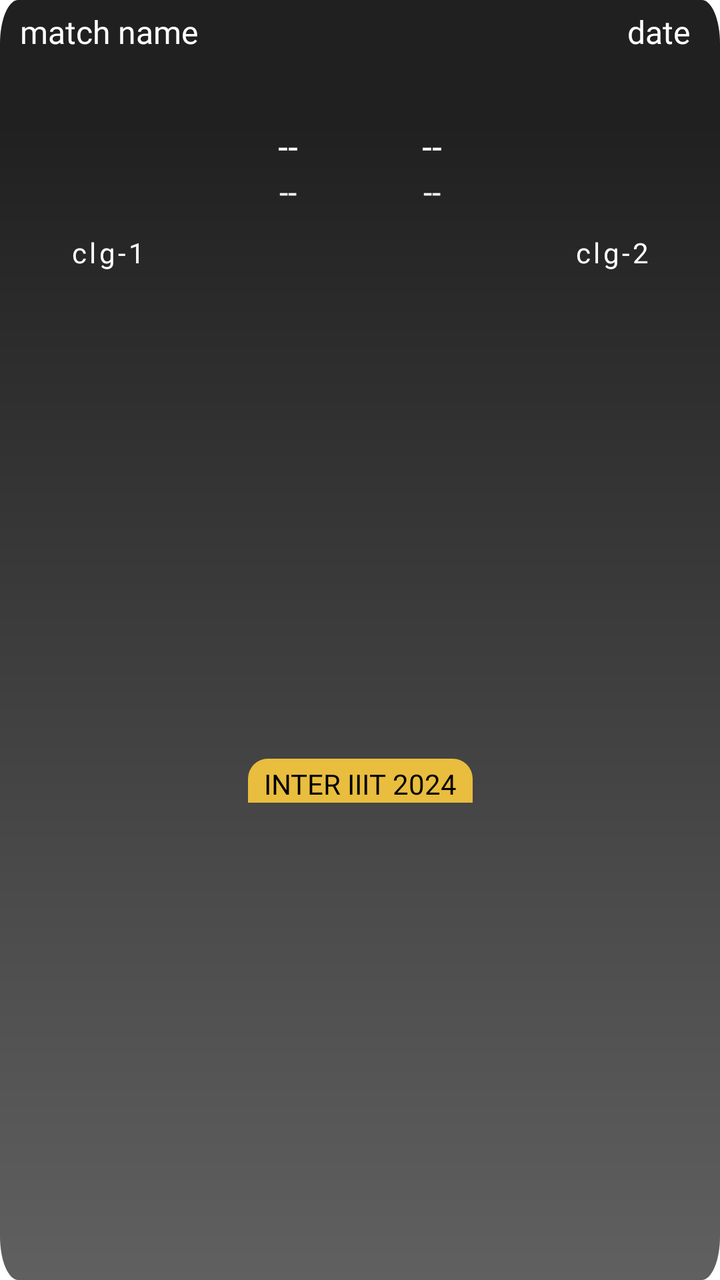
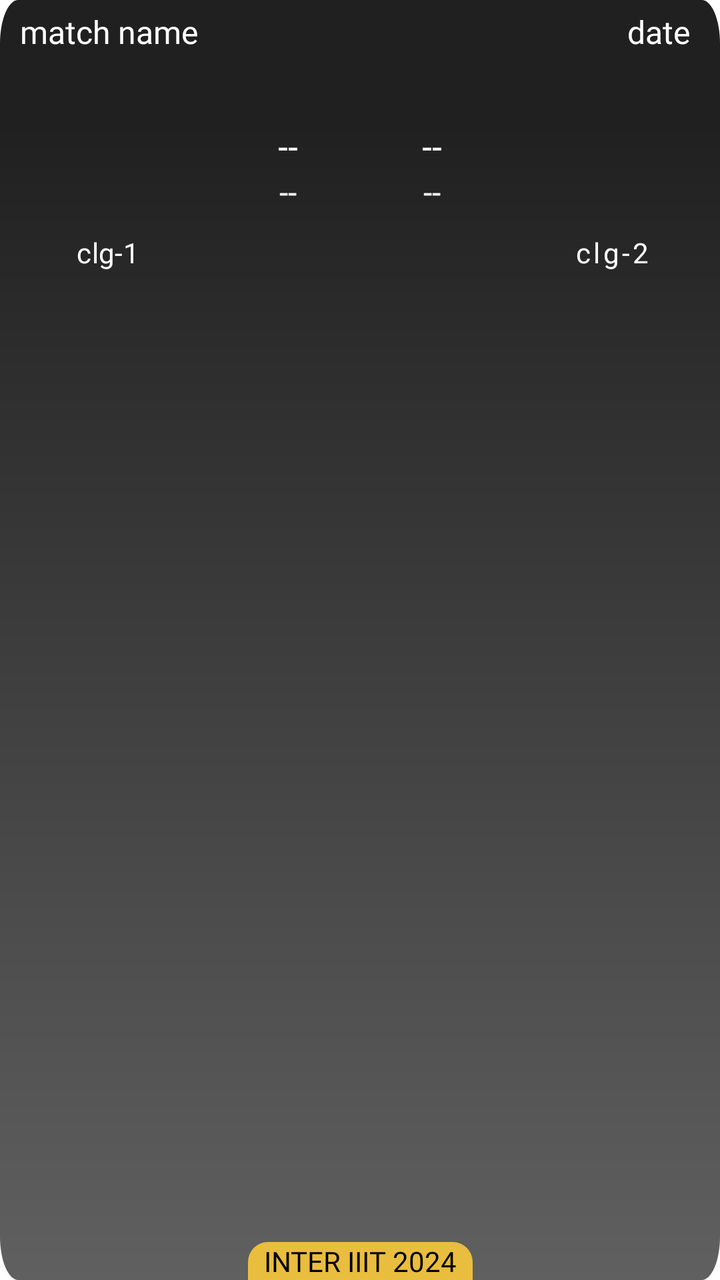

Before-and-after screenshots of an Android layout around one commit, followed by the original layout XML and the change that was made.
<!-- AndroidManifest.xml: application theme Theme.NavigationDrawer -->
<!-- res/layout/layout_cricket.xml -->
<?xml version="1.0" encoding="utf-8"?>
<androidx.constraintlayout.widget.ConstraintLayout xmlns:android="http://schemas.android.com/apk/res/android"
    xmlns:app="http://schemas.android.com/apk/res-auto"
    android:layout_width="match_parent"
    android:layout_height="wrap_content"
    android:layout_marginHorizontal="10dp"
    android:layout_marginVertical="10dp"
    android:background="@drawable/fade3">

    <LinearLayout
        android:id="@+id/lay1"
        android:layout_width="match_parent"
        android:layout_height="wrap_content"
        android:orientation="horizontal"
        android:padding="5dp"
        android:weightSum="1"
        app:layout_constraintEnd_toEndOf="parent"
        app:layout_constraintStart_toStartOf="parent"
        app:layout_constraintTop_toTopOf="parent">

        <TextView
            android:id="@+id/matchName"
            android:layout_width="0dp"
            android:layout_height="wrap_content"
            android:layout_gravity="center_vertical"
            android:layout_weight="0.7"
            android:fontFamily="@font/poppins_semibold"
            android:gravity="center_vertical|start"
            android:hint="match name"
            android:paddingHorizontal="5dp"
            android:textAllCaps="true"
            android:textColor="#E9E9E9"
            android:textColorHint="@color/white"
            android:textSize="16dp" />

        <TextView
            android:id="@+id/date"
            android:layout_width="0dp"
            android:layout_height="wrap_content"
            android:layout_gravity="center_vertical"
            android:layout_weight="0.3"
            android:fontFamily="@font/poppins_semibold"
            android:gravity="center_vertical|end"
            android:hint="date"
            android:paddingEnd="10dp"
            android:textColor="#E9E9E9"
            android:textColorHint="@color/white"
            android:textSize="16dp" />
    </LinearLayout>

    <LinearLayout
        android:layout_width="match_parent"
        android:layout_height="wrap_content"
        android:layout_marginTop="45dp"
        android:orientation="vertical"
        android:visibility="gone">

        <TextView
            android:id="@+id/time"
            android:layout_width="match_parent"
            android:layout_height="wrap_content"
            android:fontFamily="@font/poppins_medium"
            android:gravity="center"
            android:hint="time"
            android:textColor="@color/white"
            android:textColorHint="@color/white"
            android:textSize="16dp" />
    </LinearLayout>

    <LinearLayout
        android:id="@+id/layout"
        android:layout_width="match_parent"
        android:layout_height="wrap_content"
        android:orientation="horizontal"
        android:weightSum="1"
        app:layout_constraintEnd_toEndOf="parent"
        app:layout_constraintStart_toStartOf="parent"
        app:layout_constraintTop_toBottomOf="@id/lay1">

        <LinearLayout
            android:layout_width="0dp"
            android:layout_height="wrap_content"
            android:layout_gravity="center_vertical"
            android:layout_weight="0.3"
            android:orientation="vertical">

            <ImageView
                android:id="@+id/clgImg1"
                android:layout_width="match_parent"
                android:layout_height="80dp"
                android:scaleType="fitCenter" />

            <TextView
                android:id="@+id/clgName1"
                android:layout_width="match_parent"
                android:layout_height="wrap_content"
                android:layout_marginTop="5dp"
                android:fontFamily="@font/poppins_medium"
                android:gravity="center"
                android:hint="clg-1"
                android:letterSpacing="0.1"
                android:paddingHorizontal="5dp"
                android:textAllCaps="true"
                android:textColor="@color/white"
                android:textColorHint="@color/white" />
        </LinearLayout>

        <LinearLayout
            android:layout_width="0dp"
            android:layout_height="wrap_content"
            android:layout_gravity="center_vertical"
            android:layout_weight="0.4"
            android:orientation="vertical"
            android:weightSum="1">

            <LinearLayout
                android:layout_width="match_parent"
                android:layout_height="0dp"
                android:layout_weight="0.5"
                android:orientation="horizontal"
                android:weightSum="1">

                <TextView
                    android:id="@+id/poi1"
                    android:layout_width="0dp"
                    android:layout_height="wrap_content"
                    android:layout_weight="0.5"
                    android:fontFamily="@font/poppins_semibold"
                    android:gravity="center"
                    android:hint="--"
                    android:textColor="@color/white"
                    android:textColorHint="@color/white"
                    android:textSize="18dp" />

                <TextView
                    android:id="@+id/poi2"
                    android:layout_width="0dp"
                    android:layout_height="wrap_content"
                    android:layout_weight="0.5"
                    android:fontFamily="@font/poppins_semibold"
                    android:gravity="center"
                    android:hint="--"
                    android:textColor="@color/white"
                    android:textColorHint="@color/white"
                    android:textSize="18dp" />

            </LinearLayout>

            <LinearLayout
                android:layout_width="match_parent"
                android:layout_height="0dp"
                android:layout_weight="0.5"
                android:orientation="horizontal"
                android:weightSum="1">

                <TextView
                    android:id="@+id/ov1"
                    android:layout_width="0dp"
                    android:layout_height="wrap_content"
                    android:layout_weight="0.5"
                    android:fontFamily="@font/poppins_medium"
                    android:gravity="center"
                    android:hint="--"
                    android:textColor="@color/white"
                    android:textColorHint="@color/white"
                    android:textSize="16dp" />

                <TextView
                    android:id="@+id/ov2"
                    android:layout_width="0dp"
                    android:layout_height="wrap_content"
                    android:layout_weight="0.5"
                    android:fontFamily="@font/poppins_medium"
                    android:gravity="center"
                    android:hint="--"
                    android:textColor="@color/white"
                    android:textColorHint="@color/white"
                    android:textSize="16dp" />

            </LinearLayout>
        </LinearLayout>

        <LinearLayout
            android:layout_width="0dp"
            android:layout_height="wrap_content"
            android:layout_gravity="center_vertical"
            android:layout_weight="0.3"
            android:orientation="vertical">

            <ImageView
                android:id="@+id/clgImg2"
                android:layout_width="match_parent"
                android:layout_height="80dp"
                android:scaleType="fitCenter" />

            <TextView
                android:id="@+id/clgName2"
                android:layout_width="match_parent"
                android:layout_height="wrap_content"
                android:layout_marginTop="5dp"
                android:fontFamily="@font/poppins_medium"
                android:gravity="center"
                android:hint="clg-2"
                android:letterSpacing="0.1"
                android:paddingHorizontal="5dp"
                android:textAllCaps="true"
                android:textColor="@color/white"
                android:textColorHint="@color/white" />
        </LinearLayout>
    </LinearLayout>

    <TextView
        android:layout_width="wrap_content"
        android:layout_height="wrap_content"
        android:layout_marginTop="5dp"
        android:background="@drawable/backlesss"
        android:fontFamily="@font/poppins_medium"
        android:gravity="center|bottom"
        android:paddingHorizontal="8dp"
        android:paddingTop="3dp"
        android:text="inter iiit 2024"
        android:textAllCaps="true"
        android:textColor="@color/black"
        app:layout_constraintBottom_toBottomOf="parent"
        app:layout_constraintEnd_toEndOf="parent"
        app:layout_constraintStart_toStartOf="parent"
        app:layout_constraintTop_toBottomOf="@id/layout" />
</androidx.constraintlayout.widget.ConstraintLayout>
<!-- resources referenced by this layout -->
<resources>
  <color name="black">#FF000000</color>
  <color name="white">#FFFFFFFF</color>
  <!-- drawable backlesss (drawable) -->
  <?xml version="1.0" encoding="utf-8"?>
  <shape xmlns:android="http://schemas.android.com/apk/res/android">
      <solid android:color="#E9BD3E" /> 
  
      <corners
          android:topLeftRadius="10dp"
          android:topRightRadius="10dp" />
  </shape>
  <!-- drawable fade3 (drawable) -->
  <vector xmlns:android="http://schemas.android.com/apk/res/android"
      xmlns:aapt="http://schemas.android.com/aapt"
      android:width="400dp"
      android:height="293dp"
      android:viewportWidth="393"
      android:viewportHeight="293">
  
      <path android:pathData="M10,0h373c5.523,0 10,4.477 10,10v273c0,5.523 -4.477,10 -10,10h-373c-5.523,0 -10,-4.477 -10,-10v-273c0,-5.523 4.477,-10 10,-10Z">
          <aapt:attr name="android:fillColor">
              <gradient
                  android:endX="197"
                  android:endY="27.9"
                  android:startX="197"
                  android:startY="293"
                  android:type="linear">
                  <item
                      android:color="#606060"
                      android:offset="0" />
                  <item
                      android:color="#202020"
                      android:offset="1" />
              </gradient>
          </aapt:attr>
      </path>
  </vector>
  <style name="Theme.NavigationDrawer" parent="Theme.MaterialComponents.DayNight.NoActionBar">
          
          <item name="colorPrimary">#FFECA1</item>
          
      </style>
</resources>

<!-- the commit's change to res/layout/layout_cricket.xml (unified diff, before → after) -->
@@ -23,7 +23,7 @@
             android:layout_width="0dp"
             android:layout_height="wrap_content"
             android:layout_gravity="center_vertical"
-            android:layout_weight="0.7"
+            android:layout_weight="0.6"
             android:fontFamily="@font/poppins_semibold"
             android:gravity="center_vertical|start"
             android:hint="match name"
@@ -38,7 +38,7 @@
             android:layout_width="0dp"
             android:layout_height="wrap_content"
             android:layout_gravity="center_vertical"
-            android:layout_weight="0.3"
+            android:layout_weight="0.4"
             android:fontFamily="@font/poppins_semibold"
             android:gravity="center_vertical|end"
             android:hint="date"
@@ -98,7 +98,7 @@
                 android:fontFamily="@font/poppins_medium"
                 android:gravity="center"
                 android:hint="clg-1"
-                android:letterSpacing="0.1"
+                android:letterSpacing="0.01"
                 android:paddingHorizontal="5dp"
                 android:textAllCaps="true"
                 android:textColor="@color/white"
@@ -217,12 +217,10 @@
         android:fontFamily="@font/poppins_medium"
         android:gravity="center|bottom"
         android:paddingHorizontal="8dp"
-        android:paddingTop="3dp"
         android:text="inter iiit 2024"
         android:textAllCaps="true"
         android:textColor="@color/black"
         app:layout_constraintBottom_toBottomOf="parent"
         app:layout_constraintEnd_toEndOf="parent"
-        app:layout_constraintStart_toStartOf="parent"
-        app:layout_constraintTop_toBottomOf="@id/layout" />
+        app:layout_constraintStart_toStartOf="parent" />
 </androidx.constraintlayout.widget.ConstraintLayout>
